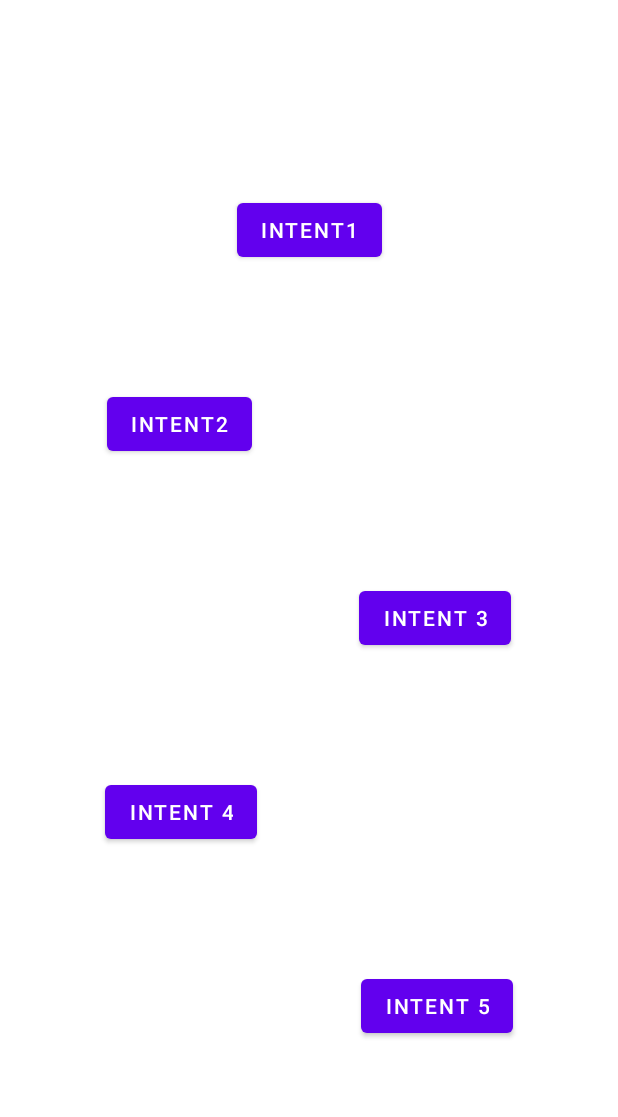
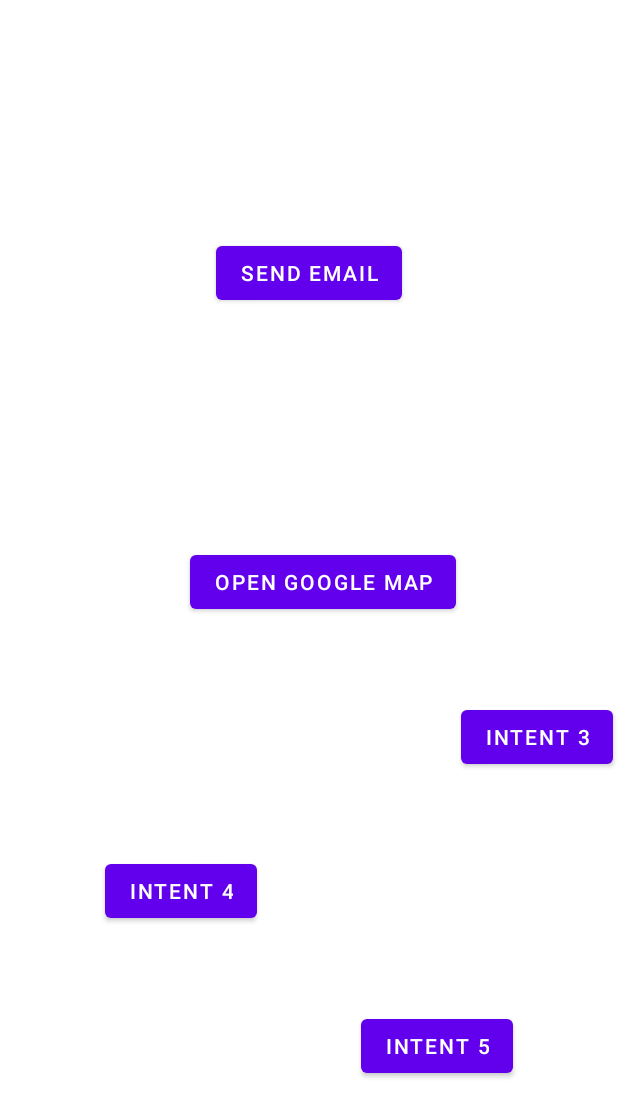
Before and after one commit to eqrakhattak/MAD-projects, an Android app: the layout activity_main.xml on its own in the app's theme, with its tools: preview values and no code run, on a phone screen of 412 x 824 dp. Shown: the top 1117 px of the screen. Run offline under Robolectric (Android 15) with nearby library versions, the phone set to English and light mode, and no system bars.

Commit message:
Two intents by Laiba : Added

```diff
--- a/Intents/app/build.gradle
+++ b/Intents/app/build.gradle
@@ -22,6 +22,9 @@ android {
             proguardFiles getDefaultProguardFile('proguard-android-optimize.txt'), 'proguard-rules.pro'
         }
     }
+    buildFeatures {
+        viewBinding true
+    }
     compileOptions {
         sourceCompatibility JavaVersion.VERSION_1_8
         targetCompatibility JavaVersion.VERSION_1_8
--- a/Intents/app/src/main/AndroidManifest.xml
+++ b/Intents/app/src/main/AndroidManifest.xml
@@ -10,6 +10,12 @@
         android:supportsRtl="true"
         android:theme="@style/Theme.Intents">
         <activity
+            android:name=".google_map"
+            android:exported="false" />
+        <activity
+            android:name=".send_email"
+            android:exported="false" />
+        <activity
             android:name=".MainActivity"
             android:exported="true">
             <intent-filter>
--- a/Intents/app/src/main/res/layout/activity_main.xml
+++ b/Intents/app/src/main/res/layout/activity_main.xml
@@ -6,27 +6,30 @@
     android:layout_height="match_parent"
     tools:context=".MainActivity">
 
+
     <Button
-        android:id="@+id/button1"
+        android:id="@+id/sendEmail"
         android:layout_width="wrap_content"
         android:layout_height="wrap_content"
-        android:text="Intent1"
-        app:layout_constraintBottom_toBottomOf="@+id/button2"
+
+        android:text="@string/send_email"
+        app:layout_constraintBottom_toTopOf="@+id/btnGglMap"
+        app:layout_constraintEnd_toEndOf="parent"
+        app:layout_constraintStart_toStartOf="parent"
         app:layout_constraintTop_toTopOf="parent"
-        app:layout_constraintLeft_toLeftOf="parent"
-        app:layout_constraintRight_toRightOf="parent" />
-
+        app:layout_constraintVertical_bias="0.265" />
 
     <Button
-        android:id="@+id/button2"
+        android:id="@+id/btnGglMap"
         android:layout_width="wrap_content"
         android:layout_height="wrap_content"
-        android:text="Intent2"
-        app:layout_constraintBottom_toBottomOf="@+id/button3"
-        app:layout_constraintEnd_toStartOf="@+id/button3"
-        app:layout_constraintHorizontal_bias="0.5"
+        android:text="@string/map"
+        app:layout_constraintBottom_toTopOf="@+id/button4"
+        app:layout_constraintEnd_toEndOf="parent"
+
+        app:layout_constraintHorizontal_bias="0.541"
         app:layout_constraintStart_toStartOf="parent"
-        app:layout_constraintTop_toTopOf="@+id/button1" />
+        app:layout_constraintTop_toBottomOf="@+id/sendEmail" />
 
     <Button
         android:id="@+id/button3"
@@ -36,14 +39,13 @@
         app:layout_constraintBottom_toBottomOf="@+id/button4"
         app:layout_constraintEnd_toEndOf="parent"
         app:layout_constraintHorizontal_bias="0.5"
-        app:layout_constraintStart_toEndOf="@+id/button2"
-        app:layout_constraintTop_toTopOf="@+id/button2" />
+        app:layout_constraintStart_toEndOf="@+id/btnGglMap"
+        app:layout_constraintTop_toTopOf="@+id/btnGglMap" />
 
     <Button
         android:id="@+id/button4"
         android:layout_width="wrap_content"
         android:layout_height="wrap_content"
-        android:onClick="broadcast"
         android:text="Intent 4"
         app:layout_constraintBottom_toBottomOf="@+id/button5"
         app:layout_constraintEnd_toEndOf="parent"
@@ -56,7 +58,6 @@
         android:id="@+id/button5"
         android:layout_width="wrap_content"
         android:layout_height="wrap_content"
-        android:onClick="broadcast"
         android:text="Intent 5"
         app:layout_constraintBottom_toBottomOf="parent"
         app:layout_constraintEnd_toEndOf="parent"
--- a/Intents/app/src/main/res/values/strings.xml
+++ b/Intents/app/src/main/res/values/strings.xml
@@ -1,3 +1,10 @@
 <resources>
     <string name="app_name">Intents</string>
+    <string name="send_email">Send Email</string>
+    <string name="map">Open Google Map</string>
+    <string name="body">Message</string>
+    <string name="subject">Subject</string>
+    <string name="to">To:</string>
+    <string name="enter_receiver_mail">Enter receiver mail</string>
+    <string name="launch_maps">Launch Maps</string>
 </resources>
```
Also changed, not shown: Intents/app/src/main/java/com/eqra/intents/MainActivity.kt (+11 -1 lines), Intents/app/src/main/java/com/eqra/intents/google_map.kt (added, +25 -0 lines), Intents/app/src/main/java/com/eqra/intents/send_email.kt (added, +40 -0 lines), Intents/app/src/main/res/layout/activity_google_map.xml (added, +34 -0 lines), Intents/app/src/main/res/layout/activity_send_email.xml (added, +109 -0 lines).
